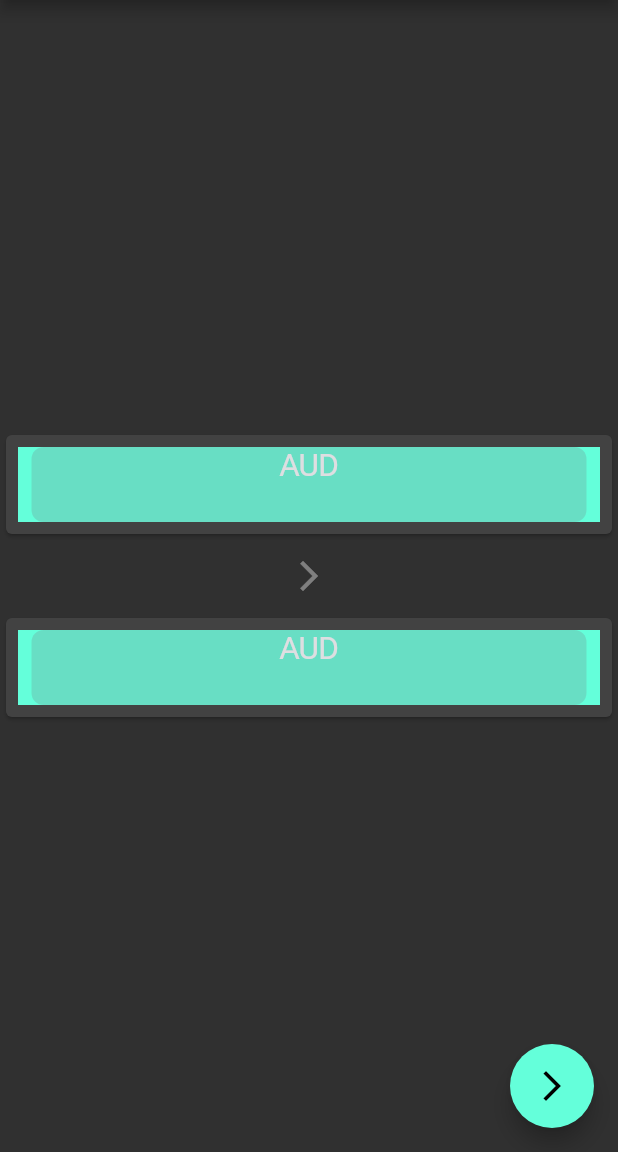
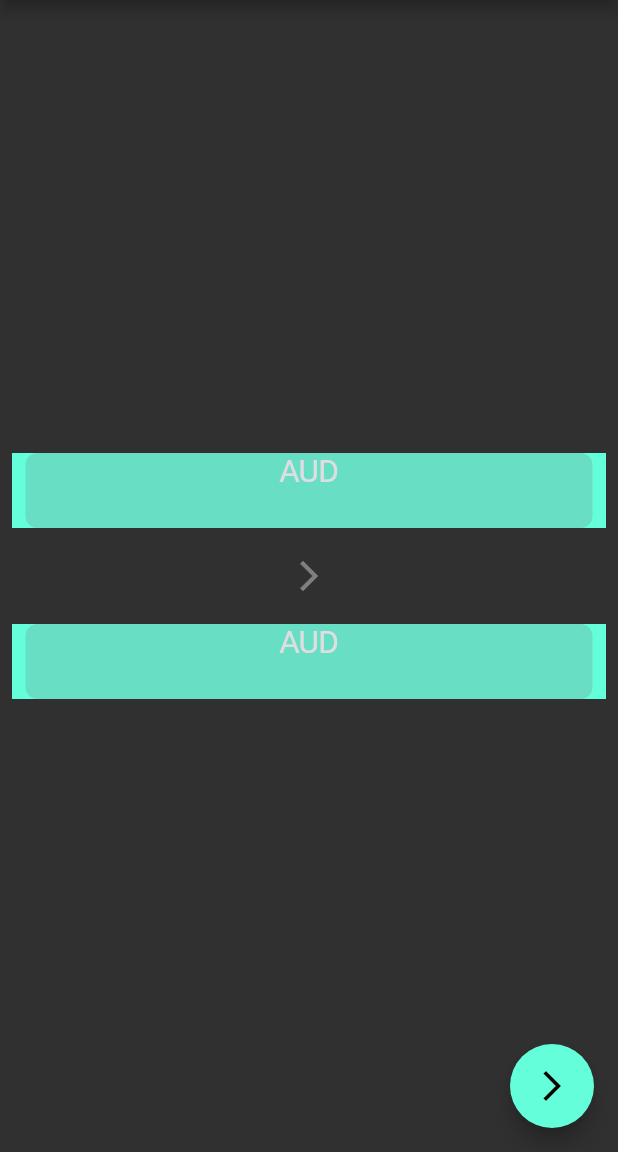
Before and after one commit to 1805ayush/Currency-Converter, a Flutter app: the screen it shows after launch, on a phone screen of 412 x 824 dp, the part 84-1236 px from its top. Run offline on Flutter 3.47's test engine with Material 2 defaults, Android fonts, the phone set to English and light mode, and no system bars.

Commit message:
add container

```diff
--- a/lib/Components/currency_picker.dart
+++ b/lib/Components/currency_picker.dart
@@ -52,6 +52,7 @@ class CurrencyPicker extends StatelessWidget{
         itemExtent: 50.0,
         onSelectedItemChanged: (selectedIndex){
             currency= currenciesList[selectedIndex];
+            print(currency);
         },
         children: pickerItems,
     );
--- a/lib/Components/reusable_card.dart
+++ b/lib/Components/reusable_card.dart
@@ -8,14 +8,14 @@ class ReusableCard extends StatelessWidget{
   @override
   Widget build(BuildContext context) {
 
-    return Card(
-
-      child: Padding(
-        padding: const EdgeInsets.all(8.0),
-        child: CurrencyPicker(
-          'USD'
-        ),
-      ),
+    return Container(
+      child:
+        Padding(
+          padding: const EdgeInsets.all(8.0),
+          child: CurrencyPicker(
+              'USD'
+          ),
+        )
     );
   }
 }
```
